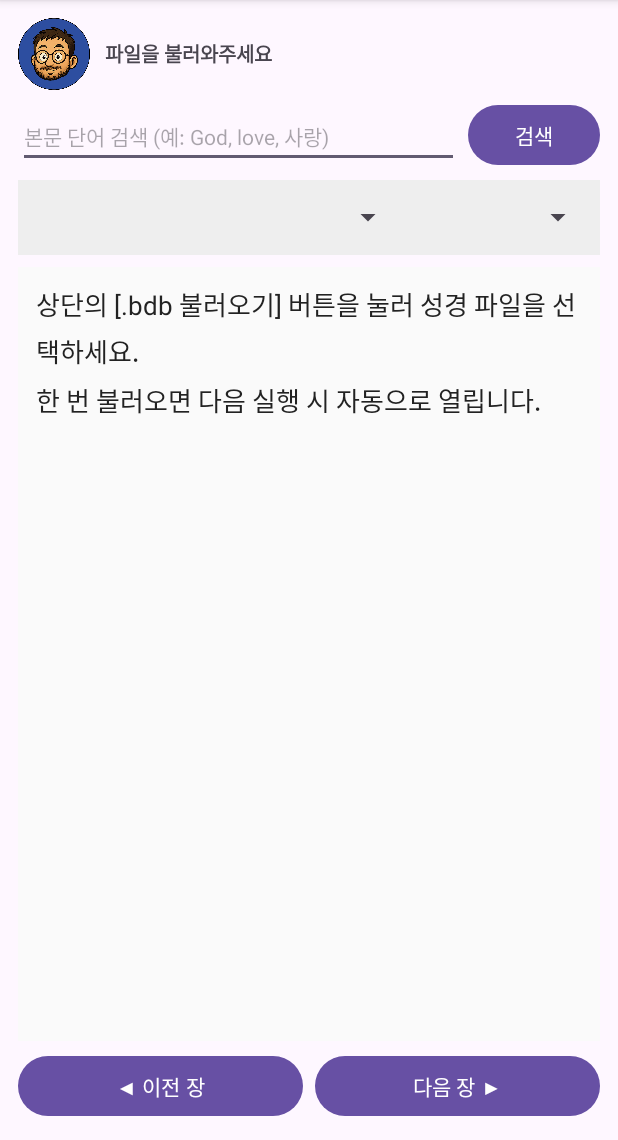
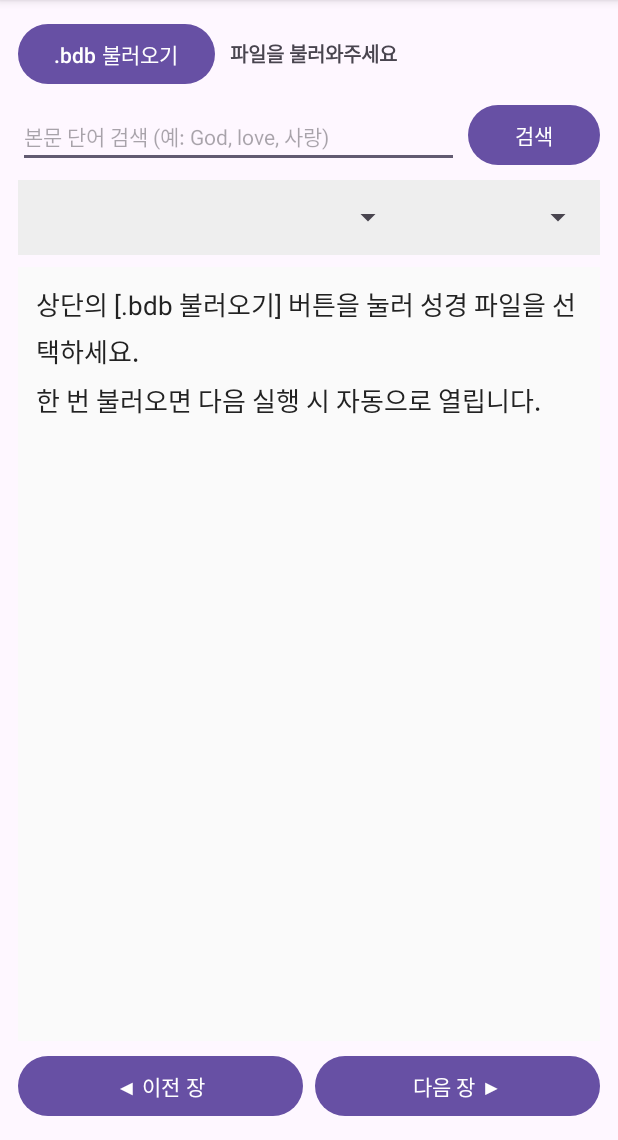
Before and after one commit to k73940441-snowman/BdbViewer, an Android app: the screen it shows after launch (MainActivity), on a phone screen of 412 x 824 dp, the part 96-1236 px from its top. Run offline under Robolectric (Android 15) with nearby library versions, the phone set to English and light mode, and no system bars.

Commit message:
Change ImageButton to Button in activity_main.xml
Replaced ImageButton with Button for file selection.

```diff
--- a/app/src/main/res/layout/activity_main.xml
+++ b/app/src/main/res/layout/activity_main.xml
@@ -12,15 +12,11 @@
         android:gravity="center_vertical"
         android:orientation="horizontal">
 
-   <ImageButton
+    <Button
             android:id="@+id/btnSelectFile"
-            android:layout_width="48dp"
-            android:layout_height="48dp"
-            android:background="@android:color/transparent"
-            android:contentDescription=".bdb 불러오기"
-            android:scaleType="fitCenter"
-            android:src="@drawable/btn_icon" />
-
+            android:layout_width="wrap_content"
+            android:layout_height="wrap_content"
+            android:text=".bdb 불러오기" />
         <TextView
             android:id="@+id/tvStatus"
             android:layout_width="0dp"
```
